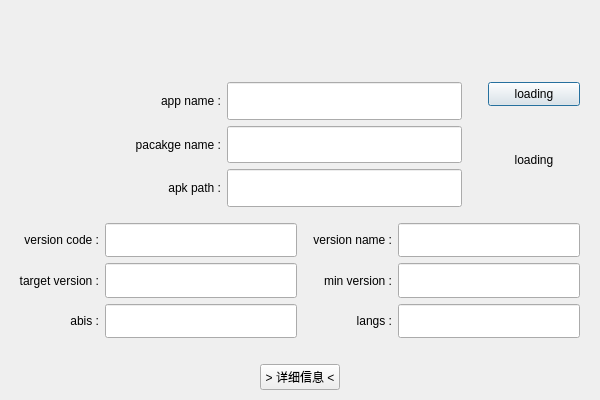
Old version of the form res/ui/apk_info_dialog.ui in the repository purejiang/BlankTool.
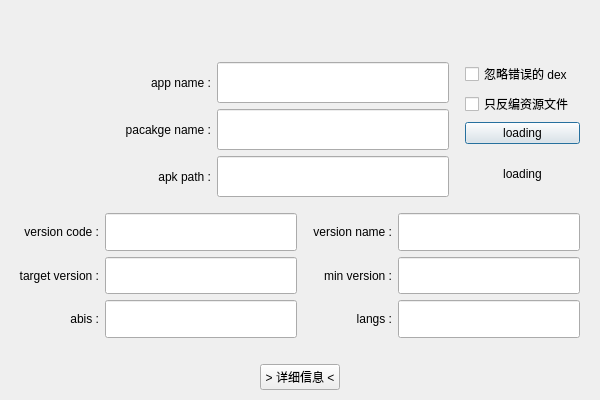
New version of the form.

```diff
--- a/res/ui/apk_info_dialog.ui
+++ b/res/ui/apk_info_dialog.ui
@@ -22,7 +22,7 @@
      <height>401</height>
     </rect>
    </property>
-   <layout class="QVBoxLayout" name="verticalLayout" stretch="4,18,1">
+   <layout class="QVBoxLayout" name="verticalLayout" stretch="4,18,0">
     <item>
      <layout class="QHBoxLayout" name="apk_info_title_bar">
       <property name="topMargin">
@@ -36,7 +36,7 @@
        <number>20</number>
       </property>
       <property name="topMargin">
-       <number>20</number>
+       <number>0</number>
       </property>
       <property name="rightMargin">
        <number>20</number>
@@ -45,7 +45,7 @@
        <number>10</number>
       </property>
       <item>
-       <layout class="QHBoxLayout" name="horizontalLayout" stretch="1,4,1">
+       <layout class="QHBoxLayout" name="horizontalLayout" stretch="1,3,1">
         <property name="leftMargin">
          <number>10</number>
         </property>
@@ -71,10 +71,10 @@
         <item>
          <layout class="QGridLayout" name="gridLayout_2">
           <property name="leftMargin">
-           <number>20</number>
+           <number>10</number>
           </property>
           <property name="rightMargin">
-           <number>20</number>
+           <number>10</number>
           </property>
           <item row="2" column="0">
            <widget class="QLabel" name="label_2">
@@ -157,9 +157,23 @@
          </layout>
         </item>
         <item>
-         <layout class="QVBoxLayout" name="verticalLayout_3" stretch="1,4">
+         <layout class="QVBoxLayout" name="verticalLayout_3" stretch="0,0,1,4">
           <item>
-           <widget class="QPushButton" name="depackage_statue">
+           <widget class="QCheckBox" name="pass_err_dex_check">
+            <property name="text">
+             <string>忽略错误的 dex</string>
+            </property>
+           </widget>
+          </item>
+          <item>
+           <widget class="QCheckBox" name="only_res_check">
+            <property name="text">
+             <string>只反编资源文件</string>
+            </property>
+           </widget>
+          </item>
+          <item>
+           <widget class="QPushButton" name="depackage_statue_btn">
             <property name="sizePolicy">
              <sizepolicy hsizetype="Preferred" vsizetype="Preferred">
               <horstretch>0</horstretch>
```
Left out of the diff: 2 changed lines with no effect on the pictures.
